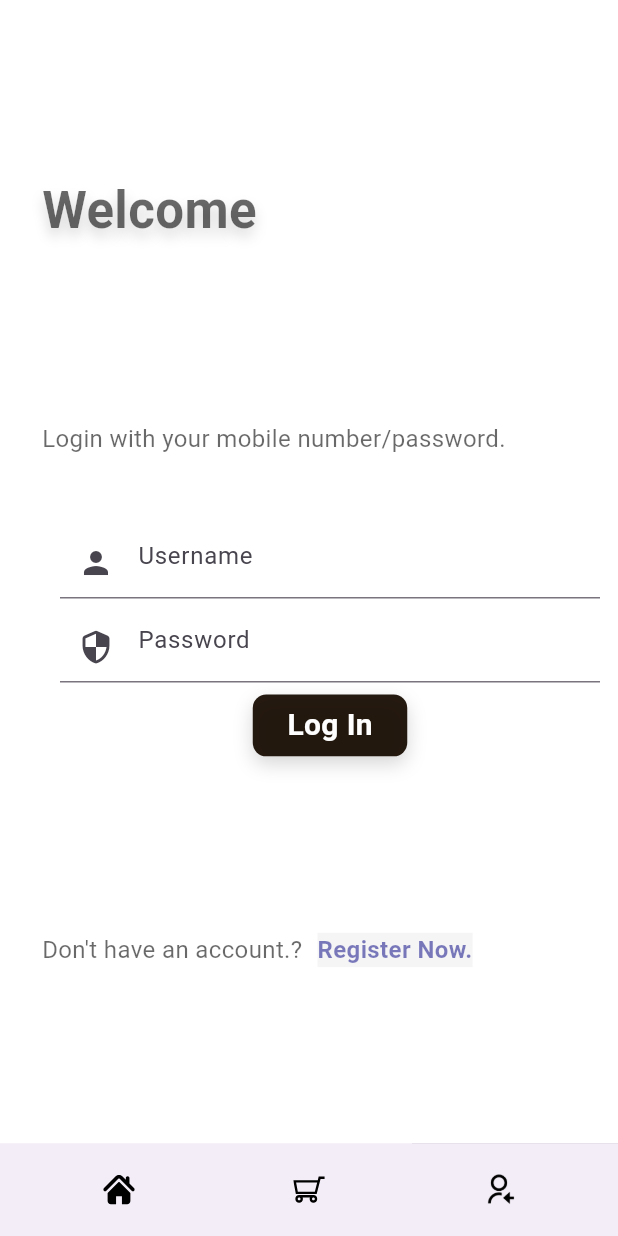
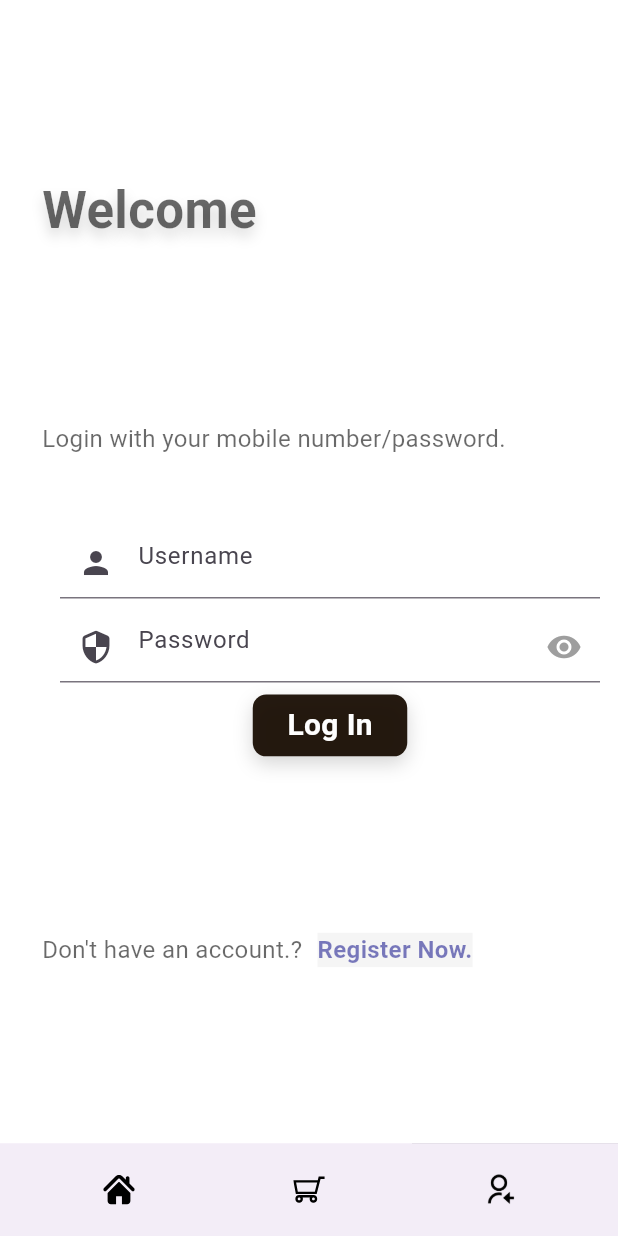
Before and after one commit to ammarisme/flutter_kiosk, a Flutter app: the screen it shows after launch, item 3 of the bottom bar chosen, on a phone screen of 412 x 824 dp. Run offline on Flutter 3.47's test engine with Material 3 defaults, Android fonts, the phone set to English and light mode, and no system bars; our stand-ins replace card_swiper, connectivity, dropdown_search, flutter_html, flutter_rating_bar, flutter_secure_storage and 5 more; missing offline and left inert: dart:ffi, flutter_wp_woocommerce, jwt_decode, rubber, webxpay_flutter_sdk; accounts and stored records are empty; network calls fail.

Commit message:
login password visibility switch

```diff
--- a/lib/screens/auth/login_page.dart
+++ b/lib/screens/auth/login_page.dart
@@ -106,16 +106,7 @@ class LoginPage extends StatelessWidget {
                   padding: const EdgeInsets.only(top: 8.0),
                   child:   Row(children:
                     [
-                      Expanded(child:TextField(
-                    controller: password,
-                    style: TextStyle(fontSize: 16.0),
-                    obscureText: true,
-                    decoration: InputDecoration(
-                hintText: 'Password',
-                prefixIcon: Icon(Icons.security_rounded), // Icon before the input
-              )
-                  ),
-                )]))
+                      Expanded(child:PasswordTextField(passwordController: password))]))
               ,
               loginButton
               ],
@@ -227,6 +218,43 @@ Padding(
 }
 
 
+class PasswordTextField extends StatefulWidget {
+  TextEditingController passwordController;
+  PasswordTextField({required this.passwordController});
+
+  @override
+  _PasswordTextFieldState createState() => _PasswordTextFieldState();
+}
+
+class _PasswordTextFieldState extends State<PasswordTextField> {
+  bool isPasswordVisible = false;
+
+  @override
+  Widget build(BuildContext context) {
+    return TextField(
+      controller: widget.passwordController,
+      style: TextStyle(fontSize: 16.0),
+      obscureText: !isPasswordVisible,
+      decoration: InputDecoration(
+        hintText: 'Password',
+        prefixIcon: Icon(Icons.security_rounded), // Icon before the input
+        suffixIcon: GestureDetector(
+          onTap: () {
+            setState(() {
+              isPasswordVisible = !isPasswordVisible;
+            });
+          },
+          child: Icon(
+            isPasswordVisible ? Icons.visibility_off : Icons.visibility,
+            color: Colors.grey,
+          ),
+        ),
+      ),
+    );
+  }
+}
+
+
 class WelcomeBack extends StatelessWidget {
 
   @override
```
